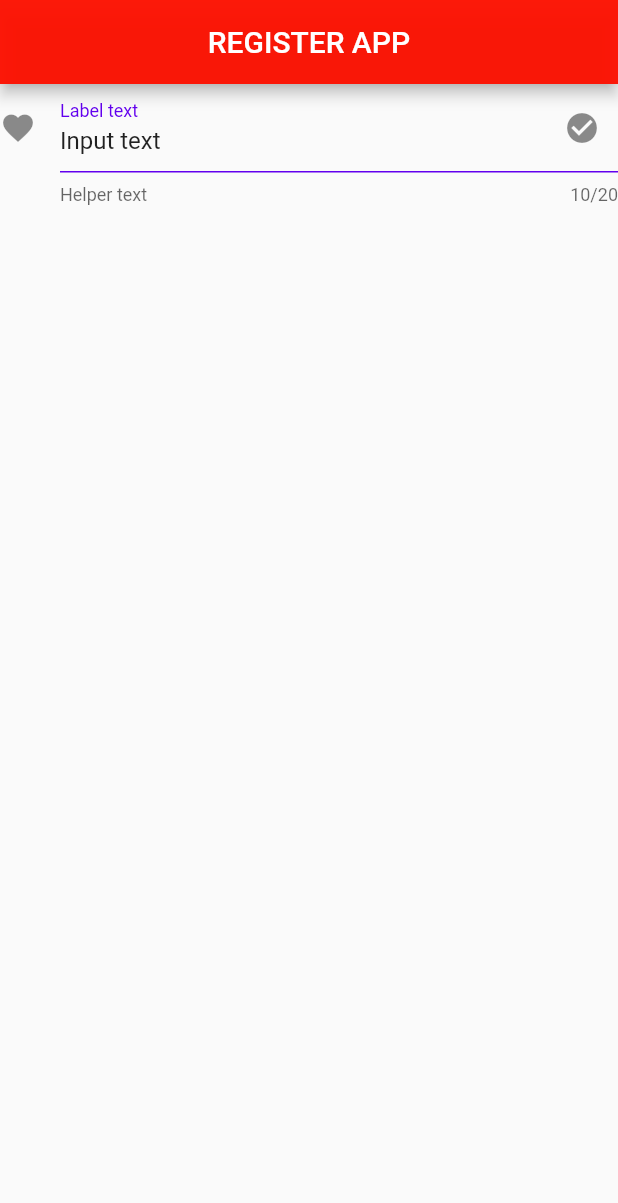
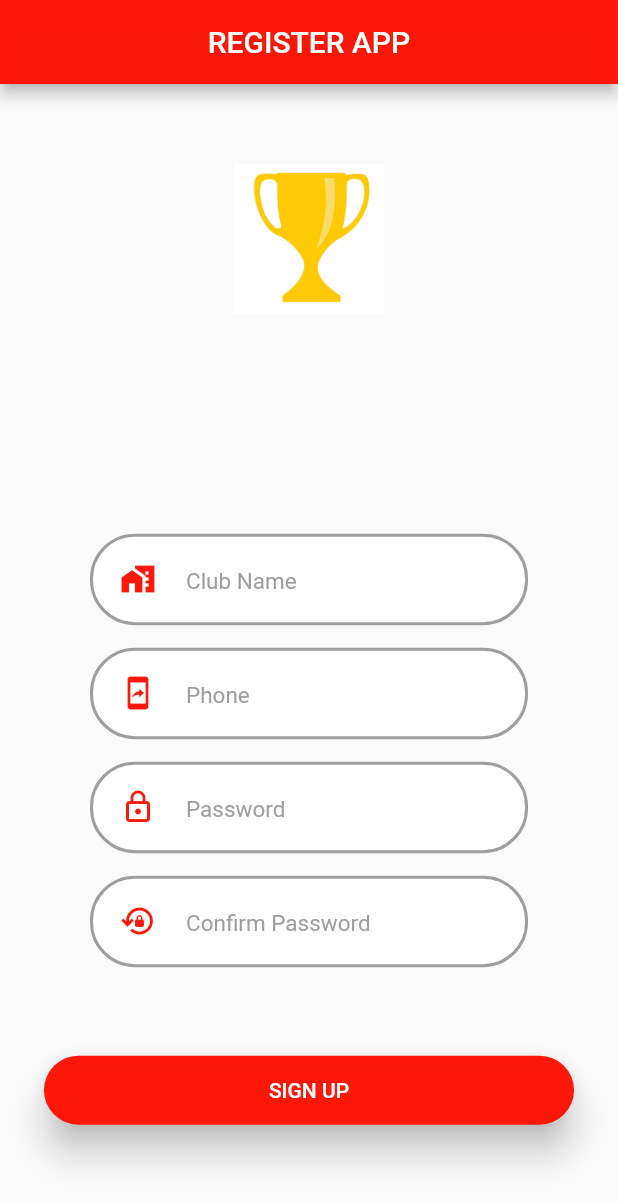
Before and after one commit to pranavpv773/tournament_lotting, a Flutter app: the screen it shows after launch, on a phone screen of 412 x 824 dp. Shown: the top 1203 px of the screen. Run offline on Flutter 3.47's test engine with Material 2 defaults, Android fonts, the phone set to English and light mode, and no system bars; network calls fail.

Commit message:
resiger completed

```diff
--- a/lib/app/constants/colors/colors.dart
+++ b/lib/app/constants/colors/colors.dart
@@ -2,3 +2,6 @@ import 'package:flutter/material.dart';
 import 'package:flutter/widgets.dart';
 
 Color kPrimary = Color.fromARGB(246, 252, 17, 1);
+Color kGrey = Colors.grey;
+
+Color kWhite = Colors.white;
--- a/lib/app/register/view/register.dart
+++ b/lib/app/register/view/register.dart
@@ -1,7 +1,9 @@
 import 'package:flutter/material.dart';
-import 'package:flutter/src/foundation/key.dart';
-import 'package:flutter/src/widgets/framework.dart';
+import 'package:provider/provider.dart';
 import 'package:tournament_lotter/app/constants/colors/colors.dart';
+import 'package:tournament_lotter/app/register/view_model/register_provider.dart';
+import 'widgets/password.dart';
+import 'widgets/textfield.dart';
 
 class RegisterApp extends StatelessWidget {
   const RegisterApp({Key? key}) : super(key: key);
@@ -11,33 +13,103 @@ class RegisterApp extends StatelessWidget {
     return Scaffold(
       appBar: AppBar(
         backgroundColor: kPrimary,
-        title: Text('REGISTER APP'),
+        title: const Text('REGISTER APP'),
         centerTitle: true,
       ),
-      body: Form(
-          child: Column(
+      body: Column(
+        mainAxisAlignment: MainAxisAlignment.spaceAround,
         children: [
-          TextFormField(
-            cursorColor: Theme.of(context).cursorColor,
-            initialValue: 'Input text',
-            maxLength: 20,
-            decoration: const InputDecoration(
-              icon: Icon(Icons.favorite),
-              labelText: 'Label text',
-              labelStyle: TextStyle(
-                color: Color(0xFF6200EE),
-              ),
-              helperText: 'Helper text',
-              suffixIcon: Icon(
-                Icons.check_circle,
-              ),
-              enabledBorder: UnderlineInputBorder(
-                borderSide: BorderSide(color: Color(0xFF6200EE)),
+          Image.asset(
+            'assets/trophy.gif',
+            width: 100,
+            height: 100,
+          ),
+          Padding(
+            padding: const EdgeInsets.all(20.0),
+            child: Form(
+              key: context.read<RegisterProvider>().signUpKey,
+              child: Column(
+                children: [
+                  RegisterTextforms(
+                    icon: Icons.maps_home_work_sharp,
+                    text: "Club Name",
+                    obscureText: false,
+                    vertical: 20,
+                    controller: context.read<RegisterProvider>().userName,
+                  ),
+                  RegisterTextforms(
+                    icon: Icons.mobile_screen_share_outlined,
+                    text: "Phone",
+                    obscureText: false,
+                    vertical: 15,
+                    controller: context.read<RegisterProvider>().email,
+                  ),
+                  // RegisterTextforms(
+                  //   icon: Icons.send_to_mobile_rounded,
+                  //   text: "Phone",
+                  //   obscureText: false,
+                  //   vertical: 15,
+                  //   controller: context.read<RegisterProvider>().phoneNumber,
+                  // ),
+                  PasswordTextforms(
+                    icon: Icons.lock_outline,
+                    text: "Password",
+                    obscureText: true,
+                    vertical: 15,
+                    controller: context.read<RegisterProvider>().password,
+                  ),
+                  PasswordTextforms(
+                    icon: Icons.lock_reset_outlined,
+                    text: "Confirm Password",
+                    obscureText: true,
+                    vertical: 15,
+                    controller:
+                        context.read<RegisterProvider>().confirmPassword,
+                  ),
+                  Padding(
+                    padding: const EdgeInsets.only(top: 58.0),
+                    child: ElevatedButton(
+                      style: ElevatedButton.styleFrom(
+                        padding: const EdgeInsets.symmetric(
+                          horizontal: 150,
+                          vertical: 15,
+                        ),
+                        primary: kPrimary,
+                        elevation: 10,
+                        shape: RoundedRectangleBorder(
+                          borderRadius: BorderRadius.circular(
+                            30,
+                          ),
+                        ),
+                      ),
+                      onPressed: (() {
+                        context.read<RegisterProvider>().signUp(
+                              context,
+                              context.read<RegisterProvider>().email.text,
+                              context.read<RegisterProvider>().password.text,
+                              context.read<RegisterProvider>().userName.text,
+                              context.read<RegisterProvider>().phoneNumber.text,
+                              context
+                                  .read<RegisterProvider>()
+                                  .confirmPassword
+                                  .text,
+                            );
+                      }),
+                      child: const Text(
+                        "SIGN UP",
+                      ),
+                    ),
+                  ),
+                  // const Padding(
+                  //   padding: EdgeInsets.only(top: 8.0),
+                  //   child: SignUpButtons(primary: Colors.blue, text: "GOOGLE"),
+                  // )
+                ],
               ),
             ),
           ),
         ],
-      )),
+      ),
     );
   }
 }
--- /dev/null
+++ b/lib/app/register/view/widgets/password.dart
@@ -0,0 +1,82 @@
+// ignore_for_file: body_might_complete_normally_nullable
+
+import 'package:flutter/material.dart';
+import 'package:tournament_lotter/app/constants/colors/colors.dart';
+
+class PasswordTextforms extends StatelessWidget {
+  const PasswordTextforms({
+    Key? key,
+    required this.icon,
+    required this.text,
+    required this.obscureText,
+    required this.vertical,
+    required this.controller,
+  }) : super(key: key);
+  final IconData icon;
+  final String text;
+  final bool obscureText;
+  final double vertical;
+  final TextEditingController controller;
+
+  @override
+  Widget build(BuildContext context) {
+    return Padding(
+      padding: EdgeInsets.only(
+        top: vertical,
+        right: 40,
+        left: 40,
+      ),
+      child: TextFormField(
+        validator: (value) {
+          if (value!.isEmpty) {
+            return 'Please fill this field';
+          }
+        },
+        keyboardType: TextInputType.visiblePassword,
+        controller: controller,
+        style: TextStyle(
+          color: kGrey,
+          fontSize: 18,
+        ),
+        obscureText: obscureText,
+        decoration: InputDecoration(
+          fillColor: kWhite,
+          filled: true,
+          prefixIcon: Padding(
+            padding: const EdgeInsets.symmetric(horizontal: 20.0),
+            child: Icon(
+              icon,
+              color: kPrimary,
+            ),
+          ),
+          enabledBorder: OutlineInputBorder(
+            borderRadius: BorderRadius.circular(30),
+            borderSide: BorderSide(
+              color: kGrey,
+              width: 2.0,
+            ),
+          ),
+          focusedBorder: OutlineInputBorder(
+            borderRadius: BorderRadius.circular(30),
+            borderSide: const BorderSide(
+              color: Colors.teal,
+              width: 2.0,
+            ),
+          ),
+          border: OutlineInputBorder(
+            borderRadius: BorderRadius.circular(30),
+            borderSide: BorderSide(
+              color: kGrey,
+              width: 2.0,
+            ),
+          ),
+          hintText: text,
+          hintStyle: TextStyle(
+            fontSize: 15,
+            color: kGrey,
+          ),
+        ),
+      ),
+    );
+  }
+}
--- /dev/null
+++ b/lib/app/register/view/widgets/register_button.dart
@@ -0,0 +1,36 @@
+import 'package:flutter/material.dart';
+import 'package:provider/provider.dart';
+
+class SignUpButtons extends StatelessWidget {
+  const SignUpButtons({
+    Key? key,
+    required this.primary,
+    required this.text,
+    this.function,
+  }) : super(key: key);
+  final Color primary;
+  final String text;
+  final Function? function;
+  @override
+  Widget build(BuildContext context) {
+    return ElevatedButton(
+      style: ElevatedButton.styleFrom(
+        padding: const EdgeInsets.symmetric(
+          horizontal: 150,
+          vertical: 15,
+        ),
+        primary: primary,
+        elevation: 10,
+        shape: RoundedRectangleBorder(
+          borderRadius: BorderRadius.circular(
+            30,
+          ),
+        ),
+      ),
+      onPressed: () {},
+      child: Text(
+        text,
+      ),
+    );
+  }
+}
--- /dev/null
+++ b/lib/app/register/view/widgets/textfield.dart
@@ -0,0 +1,80 @@
+import 'package:flutter/material.dart';
+import 'package:tournament_lotter/app/constants/colors/colors.dart';
+
+class RegisterTextforms extends StatelessWidget {
+  const RegisterTextforms({
+    Key? key,
+    required this.icon,
+    required this.text,
+    required this.obscureText,
+    required this.vertical,
+    required this.controller,
+  }) : super(key: key);
+  final IconData icon;
+  final String text;
+  final bool obscureText;
+  final double vertical;
+  final TextEditingController controller;
+
+  @override
+  Widget build(BuildContext context) {
+    return Padding(
+      padding: EdgeInsets.only(
+        top: vertical,
+        right: 40,
+        left: 40,
+      ),
+      child: TextFormField(
+        // ignore: body_might_complete_normally_nullable
+        validator: (value) {
+          if (value!.isEmpty) {
+            return 'Please fill this field';
+          }
+        },
+        controller: controller,
+        style: TextStyle(
+          color: kGrey,
+          fontSize: 18,
+        ),
+        obscureText: obscureText,
+        decoration: InputDecoration(
+          fillColor: kWhite,
+          filled: true,
+          prefixIcon: Padding(
+            padding: const EdgeInsets.symmetric(horizontal: 20.0),
+            child: Icon(
+              icon,
+              color: kPrimary,
+            ),
+          ),
+          enabledBorder: OutlineInputBorder(
+            borderRadius: BorderRadius.circular(30),
+            borderSide: const BorderSide(
+              color: Colors.grey,
+              width: 2.0,
+            ),
+          ),
+          focusedBorder: OutlineInputBorder(
+            borderRadius: BorderRadius.circular(30),
+            borderSide: const BorderSide(
+              color: Colors.teal,
+              width: 2.0,
+            ),
+          ),
+          border: OutlineInputBorder(
+            borderRadius: BorderRadius.circular(30),
+            borderSide: const BorderSide(
+              color: Colors.grey,
+              width: 2.0,
+            ),
+          ),
+          hintText: text,
+          hintStyle: TextStyle(
+            fontSize: 15,
+            color: kGrey,
+          ),
+        ),
+      ),
+    );
+  }
+}
--- /dev/null
+++ b/lib/app/register/view_model/register_provider.dart
@@ -0,0 +1,30 @@
+// ignore_for_file: use_build_context_synchronously
+import 'package:flutter/material.dart';
+import 'package:provider/provider.dart';
+
+class RegisterProvider with ChangeNotifier {
+  final signUpKey = GlobalKey<FormState>();
+  final userName = TextEditingController();
+  final password = TextEditingController();
+  final confirmPassword = TextEditingController();
+  final email = TextEditingController();
+  final phoneNumber = TextEditingController();
+  void signUp(
+    BuildContext context,
+    String email,
+    String password,
+    String name,
+    String phone,
+    String confirmPass,
+  ) async {
+    if (signUpKey.currentState!.validate()) {}
+  }
+
+  disposeControll() {
+    userName.clear();
+    phoneNumber.clear();
+    email.clear();
+    confirmPassword.clear();
+    password.clear();
+  }
+}
--- a/lib/main.dart
+++ b/lib/main.dart
@@ -1,6 +1,7 @@
 import 'package:flutter/material.dart';
 import 'package:provider/provider.dart';
 import 'package:tournament_lotter/app/constants/colors/colors.dart';
+import 'package:tournament_lotter/app/register/view_model/register_provider.dart';
 import 'package:tournament_lotter/app/routes/routes.dart';
 import 'package:tournament_lotter/app/splash/view/splash.dart';
 import 'package:tournament_lotter/app/splash/view_model/splash_provider.dart';
@@ -20,6 +21,9 @@
         ChangeNotifierProvider(
           create: (create) => SplashProvider(),
         ),
+        ChangeNotifierProvider(
+          create: (create) => RegisterProvider(),
+        ),
       ],
       child: MaterialApp(
         navigatorKey: RoutesProvider.navigatorKey,
```
Also changed, not shown: assets/trophy.gif (added), assets/trophy1.gif (added), assets/trophy2.gif (added).
